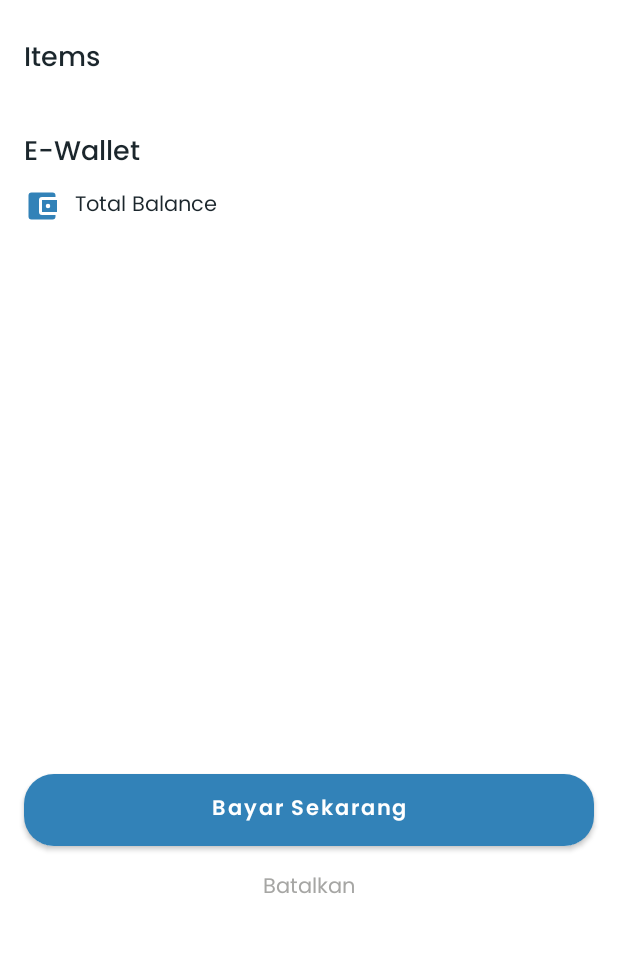
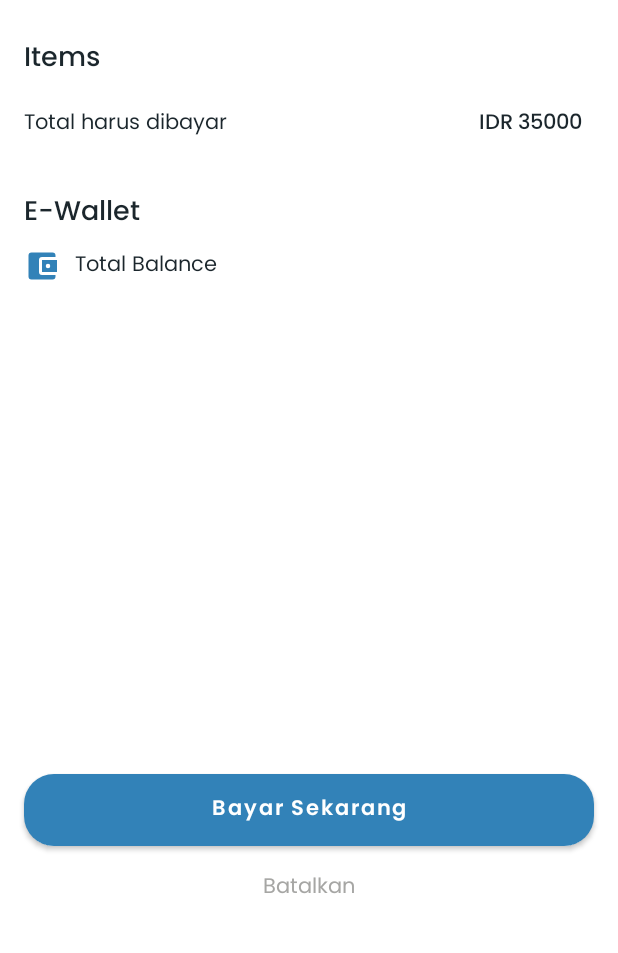
Before and after one commit to rrdhoi/CinemaApp, an Android app: the CheckoutActivity screen opened directly, with no data from a screen before it, on a phone screen of 412 x 824 dp, the part 276-1229 px from its top. Run offline under Robolectric (Android 15) with nearby library versions, the phone set to English and light mode, and no system bars; 1 statement that could not run was skipped.

Commit message:
halaman checkout

```diff
--- a/app/src/main/AndroidManifest.xml
+++ b/app/src/main/AndroidManifest.xml
@@ -24,8 +24,9 @@
         android:roundIcon="@mipmap/ic_launcher_round"
         android:supportsRtl="true"
         android:theme="@style/Theme.ProjectOne">
-        <activity android:name=".checkout.PilihBangkuActivity"></activity>
-        <activity android:name=".CheckoutActivity" />
+        <activity android:name=".checkout.CheckoutSuccessActivity"></activity>
+        <activity android:name=".checkout.PilihBangkuActivity" />
+        <activity android:name=".checkout.CheckoutActivity" />
         <activity android:name=".DetailActivity" />
         <activity android:name=".home.HomeActivity" />
         <activity android:name=".onboarding.OnBoardingOneActivity" />
--- a/app/src/main/java/com/rrdhoi/projectone/DetailActivity.kt
+++ b/app/src/main/java/com/rrdhoi/projectone/DetailActivity.kt
@@ -7,6 +7,7 @@ import androidx.recyclerview.widget.LinearLayoutManager
 import com.bumptech.glide.Glide
 import com.google.firebase.database.*
 import com.rrdhoi.projectone.checkout.PilihBangkuActivity
+import com.rrdhoi.projectone.home.dashboard.ActorAdapter
 import com.rrdhoi.projectone.model.Film
 import com.rrdhoi.projectone.model.Plays
 import com.shashank.sony.fancytoastlib.FancyToast
@@ -62,8 +63,8 @@ class DetailActivity : AppCompatActivity() {
                 rv_who_play.adapter = ActorAdapter(dataList) {
 
                 }
+
             }
-
         })
     }
 }
--- /dev/null
+++ b/app/src/main/java/com/rrdhoi/projectone/checkout/CheckoutActivity.kt
@@ -0,0 +1,50 @@
+@file:Suppress("UNCHECKED_CAST")
+
+package com.rrdhoi.projectone.checkout
+
+import android.content.Intent
+import androidx.appcompat.app.AppCompatActivity
+import android.os.Bundle
+import android.util.Log
+import androidx.recyclerview.widget.LinearLayoutManager
+import com.rrdhoi.projectone.R
+import com.rrdhoi.projectone.home.HomeActivity
+import com.rrdhoi.projectone.model.Checkout
+import com.rrdhoi.projectone.utils.Preferences
+import kotlinx.android.synthetic.main.activity_checkout.*
+
+class CheckoutActivity : AppCompatActivity() {
+
+    private var dataList = ArrayList<Checkout>()
+    private var total: Int = 0
+    private lateinit var preferences: Preferences
+
+    override fun onCreate(savedInstanceState: Bundle?) {
+        super.onCreate(savedInstanceState)
+        setContentView(R.layout.activity_checkout)
+
+        preferences = Preferences(this)
+        dataList = intent.getSerializableExtra("data") as ArrayList<Checkout>
+
+        for (a in dataList.indices) {
+            total += dataList[a].harga!!.toInt()
+        }
+
+        val totalHarga = Checkout("Total harus dibayar", (total*2).toString())
+        dataList.add(totalHarga)
+
+        rv_checkout.layoutManager = LinearLayoutManager(this)
+        rv_checkout.adapter = CheckoutAdapter(dataList) {
+
+        }
+
+        btn_bayar_sekarang.setOnClickListener {
+            startActivity(Intent(this@CheckoutActivity, CheckoutSuccessActivity::class.java))
+        }
+        btn_home.setOnClickListener {
+            startActivity(Intent(this@CheckoutActivity, HomeActivity::class.java))
+        }
+    }
+
+
+}
--- /dev/null
+++ b/app/src/main/java/com/rrdhoi/projectone/checkout/CheckoutAdapter.kt
@@ -0,0 +1,61 @@
+package com.rrdhoi.projectone.checkout
+
+import android.content.Context
+import android.view.LayoutInflater
+import android.view.View
+import android.view.ViewGroup
+import android.widget.TextView
+import androidx.recyclerview.widget.RecyclerView
+import com.rrdhoi.projectone.R
+import com.rrdhoi.projectone.model.Checkout
+import java.text.NumberFormat
+import java.util.*
+
+class CheckoutAdapter(private var data: List<Checkout>,
+                      private val listener: (Checkout) -> Unit)
+    : RecyclerView.Adapter<CheckoutAdapter.LeagueViewHolder>() {
+
+    private lateinit var ContextAdapter : Context
+
+    override fun onCreateViewHolder(parent: ViewGroup, viewType: Int): LeagueViewHolder {
+        val layoutInflater = LayoutInflater.from(parent.context)
+        ContextAdapter = parent.context
+        val inflatedView: View = layoutInflater.inflate(R.layout.row_item_checkout, parent, false)
+
+        return LeagueViewHolder(inflatedView)
+    }
+
+    override fun onBindViewHolder(holder: LeagueViewHolder, position: Int) {
+        holder.bindItem(data[position], listener, ContextAdapter)
+    }
+
+    override fun getItemCount(): Int = data.size
+
+    class LeagueViewHolder(view: View) : RecyclerView.ViewHolder(view) {
+
+        private val tvKursi: TextView = view.findViewById(R.id.tv_kursi)
+        private val tvHarga: TextView = view.findViewById(R.id.tv_harga)
+
+        fun bindItem(data: Checkout, listener: (Checkout) -> Unit, context : Context) {
+
+            // set ke format rupiah
+            val localID = Locale("ID", "ID")
+            val formatRupiah = NumberFormat.getCurrencyInstance(localID)
+            tvKursi.text = formatRupiah.format(data.harga!!.toDouble())
+
+            // jika data kursi dimulai dengan kata Total
+            if (data.kursi!!.startsWith("Total")){
+                tvKursi.setText(data.kursi)
+                tvKursi.setCompoundDrawables(null, null, null, null)
+            } else {
+                tvKursi.setText("Seat No. ${data.kursi}")
+            }
+
+            itemView.setOnClickListener {
+                listener(data)
+            }
+        }
+
+    }
+
+}
--- a/app/src/main/java/com/rrdhoi/projectone/sign/signup/SignUpPhotoScreenActivity.kt
+++ b/app/src/main/java/com/rrdhoi/projectone/sign/signup/SignUpPhotoScreenActivity.kt
@@ -7,7 +7,6 @@ import android.content.Intent
 import android.net.Uri
 import androidx.appcompat.app.AppCompatActivity
 import android.os.Bundle
-import android.provider.MediaStore
 import android.view.View
 import android.widget.Toast
 import com.bumptech.glide.Glide
--- a/app/src/main/res/layout/activity_checkout.xml
+++ b/app/src/main/res/layout/activity_checkout.xml
@@ -4,7 +4,7 @@
     xmlns:tools="http://schemas.android.com/tools"
     android:layout_width="match_parent"
     android:layout_height="match_parent"
-    tools:context=".CheckoutActivity">
+    tools:context=".checkout.CheckoutActivity">
 
     <Button
         android:id="@+id/btn_home"
@@ -25,7 +25,7 @@
         app:layout_constraintStart_toStartOf="parent" />
 
     <Button
-        android:id="@+id/btn_pilih_bangku"
+        android:id="@+id/btn_bayar_sekarang"
         android:layout_width="0dp"
         android:layout_height="wrap_content"
         android:layout_marginStart="16dp"
@@ -149,7 +149,7 @@
         app:layout_constraintTop_toBottomOf="@+id/textView23" />
 
     <androidx.recyclerview.widget.RecyclerView
-        android:id="@+id/recyclerView2"
+        android:id="@+id/rv_checkout"
         android:layout_width="0dp"
         android:layout_height="wrap_content"
         android:layout_marginStart="16dp"
@@ -170,7 +170,7 @@
         android:textColor="@color/colorBlack"
         android:textSize="18sp"
         app:layout_constraintStart_toStartOf="parent"
-        app:layout_constraintTop_toBottomOf="@+id/recyclerView2" />
+        app:layout_constraintTop_toBottomOf="@+id/rv_checkout" />
 
     <TextView
         android:id="@+id/textView28"
@@ -188,7 +188,7 @@
         app:layout_constraintTop_toBottomOf="@+id/textView27" />
 
     <TextView
-        android:id="@+id/textView29"
+        android:id="@+id/tv_saldo"
         android:layout_width="wrap_content"
         android:layout_height="wrap_content"
         android:layout_marginEnd="16dp"
--- a/app/src/main/res/layout/activity_checkout_failed.xml
+++ b/app/src/main/res/layout/activity_checkout_failed.xml
@@ -4,7 +4,7 @@
     xmlns:tools="http://schemas.android.com/tools"
     android:layout_width="match_parent"
     android:layout_height="match_parent"
-    tools:context=".CheckoutActivity">
+    tools:context=".checkout.CheckoutActivity">
 
     <Button
         android:id="@+id/btn_home"
--- a/app/src/main/res/layout/activity_checkout_success.xml
+++ b/app/src/main/res/layout/activity_checkout_success.xml
@@ -7,7 +7,7 @@
     tools:context=".onboarding.OnBoardingOneActivity">
 
     <Button
-        android:id="@+id/button"
+        android:id="@+id/btn_tiket"
         android:layout_width="0dp"
         android:layout_height="wrap_content"
         android:layout_marginStart="16dp"
@@ -17,13 +17,13 @@
         android:fontFamily="@font/poppins_semibold"
         android:text="Lihat Tiket"
         android:textAllCaps="false"
-        app:layout_constraintBottom_toTopOf="@+id/button3"
+        app:layout_constraintBottom_toTopOf="@+id/btn_home"
         app:layout_constraintEnd_toEndOf="parent"
         app:layout_constraintHorizontal_bias="0.0"
         app:layout_constraintStart_toStartOf="parent" />
 
     <Button
-        android:id="@+id/button3"
+        android:id="@+id/btn_home"
         android:layout_width="0dp"
         android:layout_height="wrap_content"
         android:layout_marginStart="16dp"
--- a/app/src/main/res/layout/activity_pilih_bangku.xml
+++ b/app/src/main/res/layout/activity_pilih_bangku.xml
@@ -48,7 +48,7 @@
         app:srcCompat="@drawable/ic_line" />
 
     <Button
-        android:id="@+id/btn_home"
+        android:id="@+id/btn_beli_tiket"
         android:layout_width="0dp"
         android:layout_height="wrap_content"
         android:layout_marginStart="16dp"
@@ -63,7 +63,8 @@
         android:visibility="invisible"
         app:layout_constraintBottom_toBottomOf="parent"
         app:layout_constraintEnd_toEndOf="parent"
-        app:layout_constraintStart_toStartOf="parent" />
+        app:layout_constraintStart_toStartOf="parent"
+        tools:visibility="visible"/>
 
     <TextView
         android:id="@+id/textView"
--- /dev/null
+++ b/app/src/main/res/layout/row_item_checkout.xml
@@ -0,0 +1,40 @@
+<?xml version="1.0" encoding="utf-8"?>
+<androidx.constraintlayout.widget.ConstraintLayout xmlns:android="http://schemas.android.com/apk/res/android"
+    xmlns:app="http://schemas.android.com/apk/res-auto"
+    xmlns:tools="http://schemas.android.com/tools"
+    android:layout_width="match_parent"
+    android:layout_height="wrap_content"
+    android:orientation="vertical">
+
+    <TextView
+        android:id="@+id/tv_kursi"
+        android:layout_width="0dp"
+        android:layout_height="wrap_content"
+        android:layout_marginTop="8dp"
+        android:layout_marginBottom="8dp"
+        android:drawableLeft="@drawable/ic_event_seat"
+        android:drawablePadding="10dp"
+        android:fontFamily="@font/poppins"
+        android:gravity="center"
+        android:textColor="@color/colorBlack"
+        android:textSize="14sp"
+        app:layout_constraintBottom_toBottomOf="parent"
+        app:layout_constraintStart_toStartOf="parent"
+        app:layout_constraintTop_toTopOf="parent"
+        tools:text="Seat no C1" />
+
+    <TextView
+        android:id="@+id/tv_harga"
+        android:layout_width="wrap_content"
+        android:layout_height="wrap_content"
+        android:layout_marginTop="8dp"
+        android:layout_marginEnd="8dp"
+        android:layout_marginBottom="8dp"
+        android:fontFamily="@font/poppins_medium"
+        android:text="IDR 35000"
+        android:textColor="@color/colorBlack"
+        app:layout_constraintBottom_toBottomOf="parent"
+        app:layout_constraintEnd_toEndOf="parent"
+        app:layout_constraintTop_toTopOf="parent" />
+
+</androidx.constraintlayout.widget.ConstraintLayout>
```
Also changed, not shown: app/src/main/java/com/rrdhoi/projectone/CheckoutActivity.kt (deleted, +0 -11 lines), app/src/main/java/com/rrdhoi/projectone/checkout/CheckoutSuccessActivity.kt (added, +25 -0 lines), app/src/main/java/com/rrdhoi/projectone/checkout/PilihBangkuActivity.kt (+12 -6 lines), app/src/main/java/com/rrdhoi/projectone/home/dashboard/ActorAdapter.kt (renamed from app/src/main/java/com/rrdhoi/projectone/ActorAdapter.kt, +6 -3 lines).
